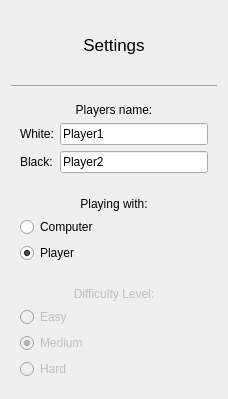
This is Corners/settingsdialog.ui in srgynmv/Corners as Qt 5 draws it before an edit. The edited form follows.
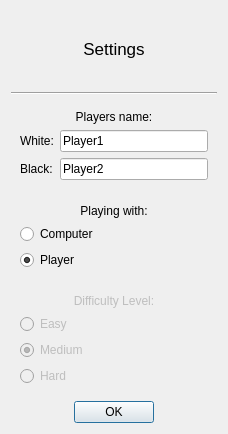
This is the edited form.

Commit message: Added ok button to settings and changed the makeCost() func for hard and easy difficulty.

Patch:
```diff
--- a/Corners/settingsdialog.ui
+++ b/Corners/settingsdialog.ui
@@ -7,7 +7,7 @@
     <x>0</x>
     <y>0</y>
     <width>228</width>
-    <height>399</height>
+    <height>434</height>
    </rect>
   </property>
   <property name="windowTitle">
@@ -225,6 +225,16 @@
      </item>
     </layout>
    </item>
+   <item>
+    <widget class="QDialogButtonBox" name="buttonBox">
+     <property name="standardButtons">
+      <set>QDialogButtonBox::Ok</set>
+     </property>
+     <property name="centerButtons">
+      <bool>true</bool>
+     </property>
+    </widget>
+   </item>
   </layout>
  </widget>
  <resources/>
```
Left out of the diff: 1 changed line with no effect on the pictures. The commit also changes 3 other files.
